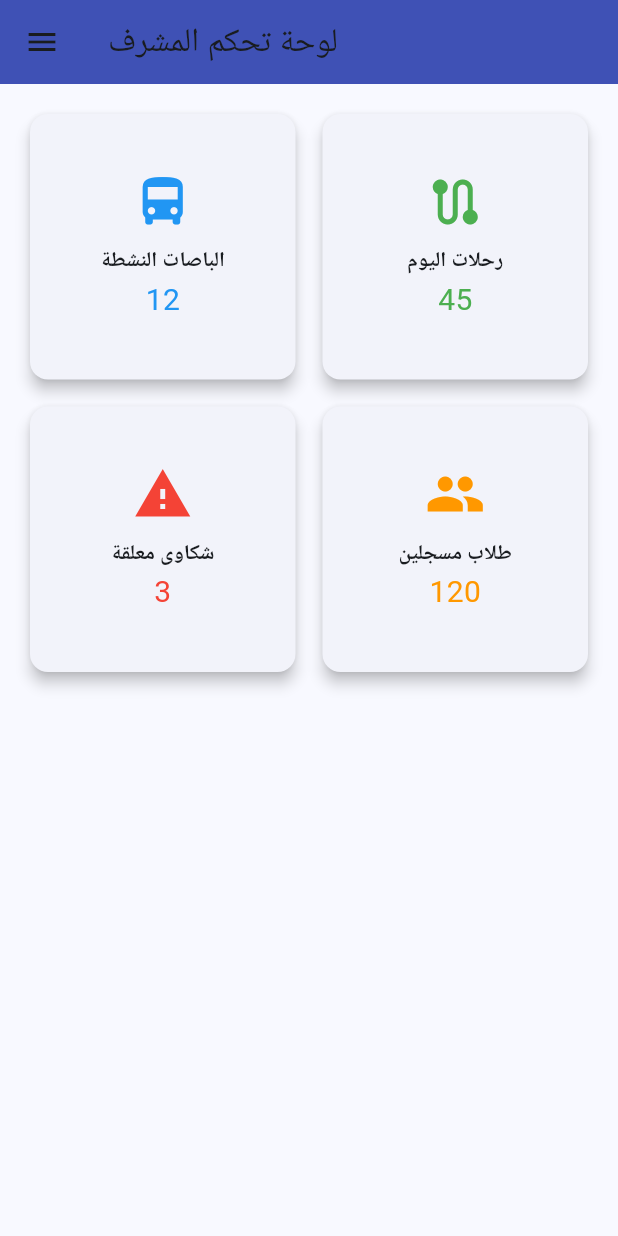
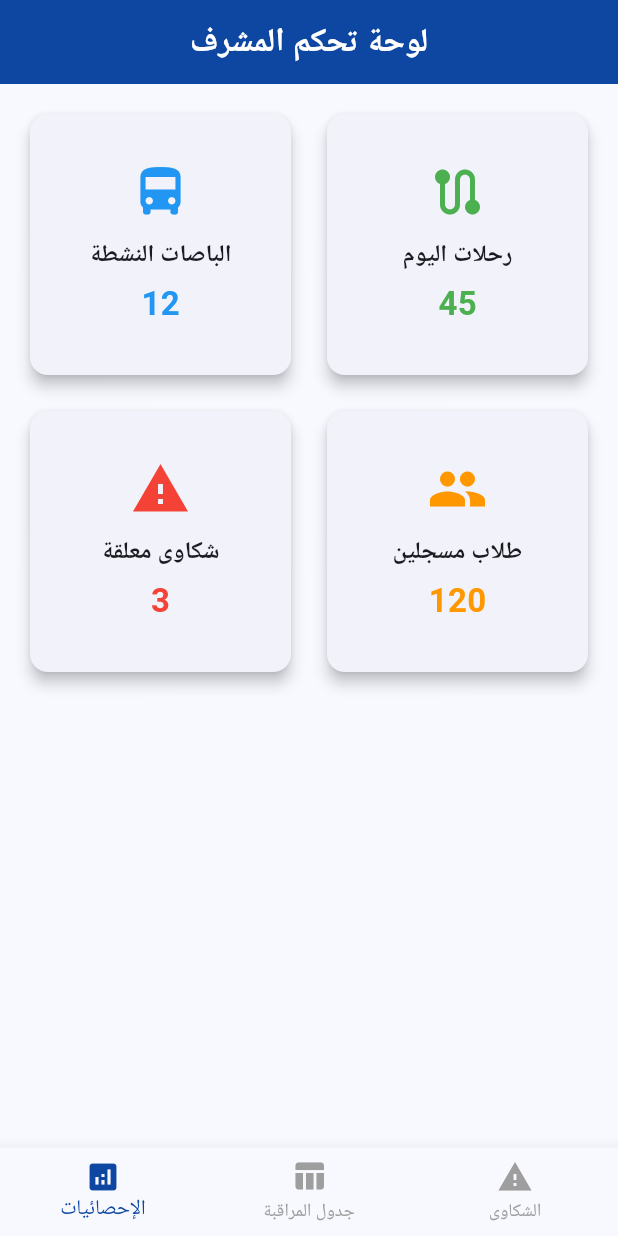
Before and after one commit to IbrahimAlk812/JustBusTracker, a Flutter app: the SupervisorDashboard screen opened directly, on a phone screen of 412 x 824 dp. Run offline on Flutter 3.47's test engine with Material 3 defaults, Android fonts, the phone set to English and light mode, and no system bars; our stand-ins replace supabase_flutter; accounts and stored records are empty.

Commit message:
Mohammed: Refactored Supervisor screens, added bottom nav, and merged Zaid's bus table

```diff
--- a/lib/main.dart
+++ b/lib/main.dart
@@ -3,7 +3,7 @@ import 'package:supabase_flutter/supabase_flutter.dart';
 import 'package:just_bus_tracker/screens/student/login_screen.dart';
 import 'package:just_bus_tracker/screens/student/student_home_screen.dart';
 import 'package:just_bus_tracker/screens/supervisor/supervisor_dashboard.dart';
-import 'package:just_bus_tracker/screens/supervisor_bus_table.dart';
+import 'package:just_bus_tracker/screens/supervisor/supervisor_bus_table.dart';
 import 'package:just_bus_tracker/screens/driver/driver_screen.dart';
 
 // ... other imports ...
@@ -30,7 +30,7 @@ class MyApp extends StatelessWidget {
       debugShowCheckedModeBanner: false,
       title: 'Just Bus Tracker',
       theme: ThemeData(useMaterial3: true, colorSchemeSeed: Colors.blue),
-      home: LoginScreen(),
+      home: const SupervisorDashboard(),
     );
   }
 }
--- a/lib/screens/supervisor_bus_table.dart
+++ b/lib/screens/supervisor/supervisor_bus_table.dart
@@ -1,15 +1,16 @@
-
 import 'package:flutter/material.dart';
 
 class SupervisorBusTable extends StatelessWidget {
-  const SupervisorBusTable({Key? key}) : super(key: key);
+  const SupervisorBusTable({super.key});
 
   @override
   Widget build(BuildContext context) {
     return Scaffold(
       appBar: AppBar(
-        title: const Text('لوحة تحكم المشرف - الباصات',
-            style: TextStyle(fontWeight: FontWeight.bold, color: Colors.white)),
+        title: const Text(
+          'لوحة تحكم المشرف - الباصات',
+          style: TextStyle(fontWeight: FontWeight.bold, color: Colors.white),
+        ),
         backgroundColor: Colors.blue[900],
         centerTitle: true,
       ),
@@ -30,9 +31,11 @@ class SupervisorBusTable extends StatelessWidget {
                   scrollDirection: Axis.horizontal,
                   child: Card(
                     elevation: 4,
-                    shape: RoundedRectangleBorder(borderRadius: BorderRadius.circular(10)),
+                    shape: RoundedRectangleBorder(
+                        borderRadius: BorderRadius.circular(10)),
                     child: DataTable(
-                      headingRowColor: MaterialStateProperty.all(Colors.blue[100]),
+                      // تم تحديث هذا السطر لإزالة التحذير القديم
+                      headingRowColor: const WidgetStatePropertyAll(Color(0xFFBBDEFB)),
                       columns: const [
                         DataColumn(label: Text('رقم الباص')),
                         DataColumn(label: Text('اسم السائق')),
--- a/lib/screens/supervisor/supervisor_dashboard.dart
+++ b/lib/screens/supervisor/supervisor_dashboard.dart
@@ -1,58 +1,61 @@
 import 'package:flutter/material.dart';
+import 'supervisor_statistics_view.dart';
+import 'supervisor_bus_table.dart';
 
-class SupervisorDashboard extends StatelessWidget {
+class SupervisorDashboard extends StatefulWidget {
   const SupervisorDashboard({super.key});
+
+  @override
+  State<SupervisorDashboard> createState() => _SupervisorDashboardState();
+}
+
+class _SupervisorDashboardState extends State<SupervisorDashboard> {
+  int _currentIndex = 0;
+
+  // قائمة الشاشات: الترتيب مهم جداً لأنه يطابق ترتيب الأزرار في الأسفل
+  final List<Widget> _pages = [
+    const SupervisorStatisticsView(), // 0: شاشة البطاقات القديمة
+    const SupervisorBusTable(),       // 1: شاشة جدول زيد
+    const Scaffold(
+      body: Center(
+        child: Text(
+          "شاشة إدارة الشكاوى (قيد التنفيذ من قبل زيد)",
+          style: TextStyle(fontSize: 18, fontWeight: FontWeight.bold),
+        ),
+      ),
+    ), // 2: شاشة الشكاوى المؤقتة
+  ];
 
   @override
   Widget build(BuildContext context) {
     return Scaffold(
-      appBar: AppBar(
-        title: const Text('لوحة تحكم المشرف'),
-        backgroundColor: Colors.indigo, // لون مختلف لتمييز واجهة المشرف
-      ),
-      // القائمة الجانبية (مهمة اليوم 1 لزيد)
-      drawer: Drawer(
-        child: ListView(
-          padding: EdgeInsets.zero,
-          children: [
-            const DrawerHeader(
-              decoration: BoxDecoration(color: Colors.indigo),
-              child: Text('القائمة الرئيسية', style: TextStyle(color: Colors.white, fontSize: 20)),
-            ),
-            ListTile(leading: const Icon(Icons.dashboard), title: const Text('الإحصائيات'), onTap: () {}),
-            ListTile(leading: const Icon(Icons.bus_alert), title: const Text('إدارة الباصات'), onTap: () {}),
-            ListTile(leading: const Icon(Icons.report), title: const Text('الشكاوى'), onTap: () {}),
-          ],
-        ),
-      ),
-      // منطقة البطاقات الإحصائية (مهمة اليوم 2 لزيد)
-      body: Padding(
-        padding: const EdgeInsets.all(16.0),
-        child: GridView.count(
-          crossAxisCount: 2, // عرض بطاقتين في كل سطر
-          crossAxisSpacing: 10,
-          mainAxisSpacing: 10,
-          children: [
-            _buildStatusCard('الباصات النشطة', '12', Icons.directions_bus, Colors.blue),
-            _buildStatusCard('رحلات اليوم', '45', Icons.route, Colors.green),            _buildStatusCard('شكاوى معلقة', '3', Icons.warning, Colors.red),
-            _buildStatusCard('طلاب مسجلين', '120', Icons.people, Colors.orange),
-          ],
-        ),
-      ),
-    );
-  }
+      // الـ body يعرض الشاشة المناسبة من القائمة أعلاه بناءً على الرقم
+      body: _pages[_currentIndex],
 
-  // "Helper Function" لبناء البطاقات بسرعة (احترافية برمجية)
-  Widget _buildStatusCard(String title, String value, IconData icon, Color color) {
-    return Card(
-      elevation: 4,
-      child: Column(
-        mainAxisAlignment: MainAxisAlignment.center,
-        children: [
-          Icon(icon, size: 40, color: color),
-          const SizedBox(height: 10),
-          Text(title, style: const TextStyle(fontWeight: FontWeight.bold)),
-          Text(value, style: TextStyle(fontSize: 20, color: color)),
+      // الشريط السفلي للتنقل
+      bottomNavigationBar: BottomNavigationBar(
+        currentIndex: _currentIndex,
+        onTap: (index) {
+          setState(() {
+            _currentIndex = index; // تحديث الرقم عند الضغط لتتغير الشاشة
+          });
+        },
+        // ألوان الشريط لتحسين المظهر
+        selectedItemColor: Colors.blue[900],
+        unselectedItemColor: Colors.grey,
+        items: const [
+          BottomNavigationBarItem(
+            icon: Icon(Icons.analytics),
+            label: 'الإحصائيات',
+          ),
+          BottomNavigationBarItem(
+            icon: Icon(Icons.table_chart),
+            label: 'جدول المراقبة',
+          ),
+          BottomNavigationBarItem(
+            icon: Icon(Icons.report_problem),
+            label: 'الشكاوى',
+          ),
         ],
       ),
     );
--- /dev/null
+++ b/lib/screens/supervisor/supervisor_statistics_view.dart
@@ -0,0 +1,57 @@
+import 'package:flutter/material.dart';
+
+class SupervisorStatisticsView extends StatelessWidget {
+  const SupervisorStatisticsView({super.key});
+
+  @override
+  Widget build(BuildContext context) {
+    return Scaffold(
+      appBar: AppBar(
+        title: const Text(
+          'لوحة تحكم المشرف',
+          style: TextStyle(fontWeight: FontWeight.bold, color: Colors.white),
+        ),
+        backgroundColor: Colors.blue[900],
+        centerTitle: true,
+      ),
+      body: Padding(
+        padding: const EdgeInsets.all(16.0),
+        child: GridView.count(
+          crossAxisCount: 2,
+          crossAxisSpacing: 16.0,
+          mainAxisSpacing: 16.0,
+          children: [
+            _buildStatCard('الباصات النشطة', '12', Icons.directions_bus, Colors.blue),
+            _buildStatCard('رحلات اليوم', '45', Icons.route, Colors.green),
+            _buildStatCard('شكاوى معلقة', '3', Icons.warning, Colors.red),
+            _buildStatCard('طلاب مسجلين', '120', Icons.people, Colors.orange),
+          ],
+        ),
+      ),
+    );
+  }
+
+  // دالة مساعدة لبناء شكل البطاقة لتقليل تكرار الكود
+  Widget _buildStatCard(String title, String count, IconData icon, Color color) {
+    return Card(
+      elevation: 4,
+      shape: RoundedRectangleBorder(borderRadius: BorderRadius.circular(12)),
+      child: Column(
+        mainAxisAlignment: MainAxisAlignment.center,
+        children: [
+          Icon(icon, size: 40, color: color),
+          const SizedBox(height: 10),
+          Text(
+            title,
+            style: const TextStyle(fontSize: 16, fontWeight: FontWeight.bold),
+          ),
+          const SizedBox(height: 5),
+          Text(
+            count,
+            style: TextStyle(fontSize: 22, fontWeight: FontWeight.bold, color: color),
+          ),
+        ],
+      ),
+    );
+  }
+}
```
Also changed, not shown: 3 other files.
